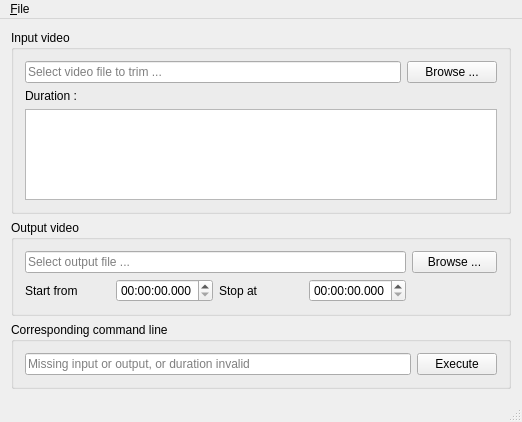
Bertral/IHMPEG, file mainwindow.ui: the form before one commit.
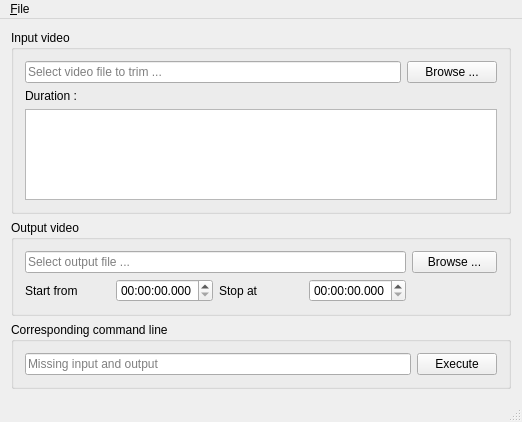
The form after the commit.

The edit to the form file:
```diff
--- a/mainwindow.ui
+++ b/mainwindow.ui
@@ -162,7 +162,7 @@
           <bool>true</bool>
          </property>
          <property name="placeholderText">
-          <string>Missing input or output, or duration invalid</string>
+          <string>Missing input and output</string>
          </property>
         </widget>
        </item>
```
